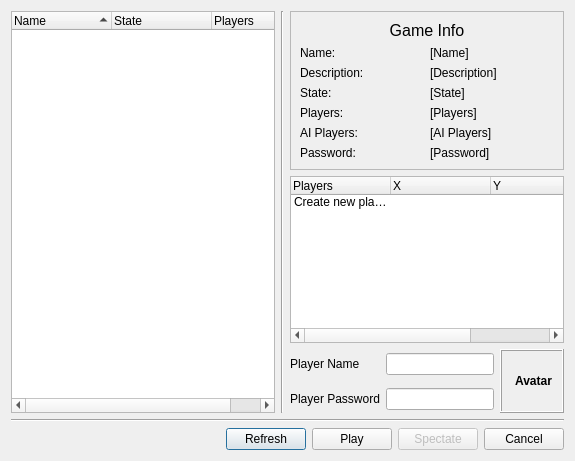
kubos741/kbang, file src/client/joingamedialog.ui: the form before one commit.
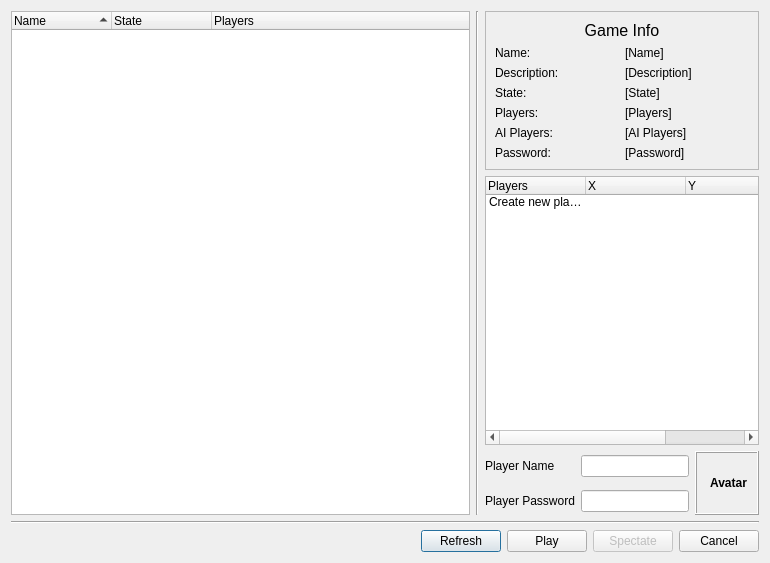
The form after the commit. Custom widgets are drawn as their Qt base class.

Patch:
```diff
--- a/src/client/joingamedialog.ui
+++ b/src/client/joingamedialog.ui
@@ -6,12 +6,12 @@
    <rect>
     <x>0</x>
     <y>0</y>
-    <width>575</width>
-    <height>461</height>
+    <width>770</width>
+    <height>563</height>
    </rect>
   </property>
   <property name="sizePolicy">
-   <sizepolicy hsizetype="Fixed" vsizetype="Fixed">
+   <sizepolicy hsizetype="MinimumExpanding" vsizetype="MinimumExpanding">
     <horstretch>0</horstretch>
     <verstretch>0</verstretch>
    </sizepolicy>
```
